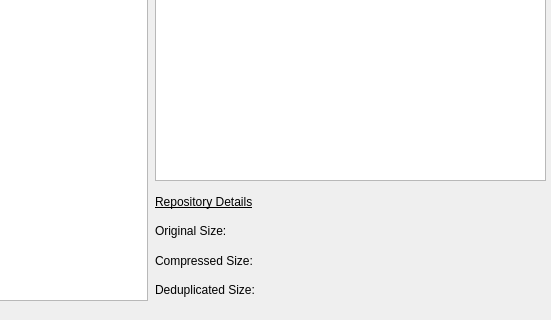
Before: the Qt Designer form restic_qt/static/UI/MainWindow.ui in Nebucatnetzer/restic-qt, drawn with Qt 5; both pictures show x 247 to 798 and y 379 to 699 of the 798 by 699 pixel window.
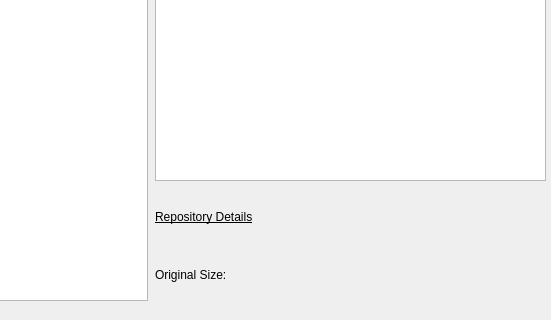
After: the same form once the commit is applied. Icons and pictures are not drawn.

Commit message: remove stats which aren't available with restic

The edit to the form file:
```diff
--- a/restic_qt/static/UI/MainWindow.ui
+++ b/restic_qt/static/UI/MainWindow.ui
@@ -107,20 +107,6 @@
        </property>
       </widget>
      </item>
-     <item>
-      <widget class="QLabel" name="label_repo_compressed_size">
-       <property name="text">
-        <string>Compressed Size:</string>
-       </property>
-      </widget>
-     </item>
-     <item>
-      <widget class="QLabel" name="label_repo_deduplicated_size">
-       <property name="text">
-        <string>Deduplicated Size:</string>
-       </property>
-      </widget>
-     </item>
     </layout>
    </widget>
    <widget class="QWidget" name="verticalLayoutWidget_3">
```
The commit also changes 1 other file.
